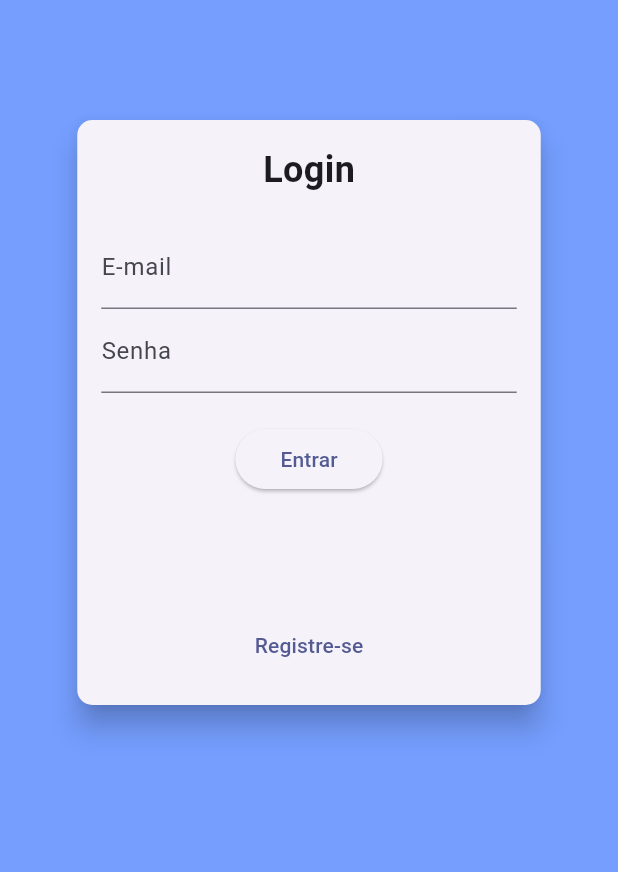
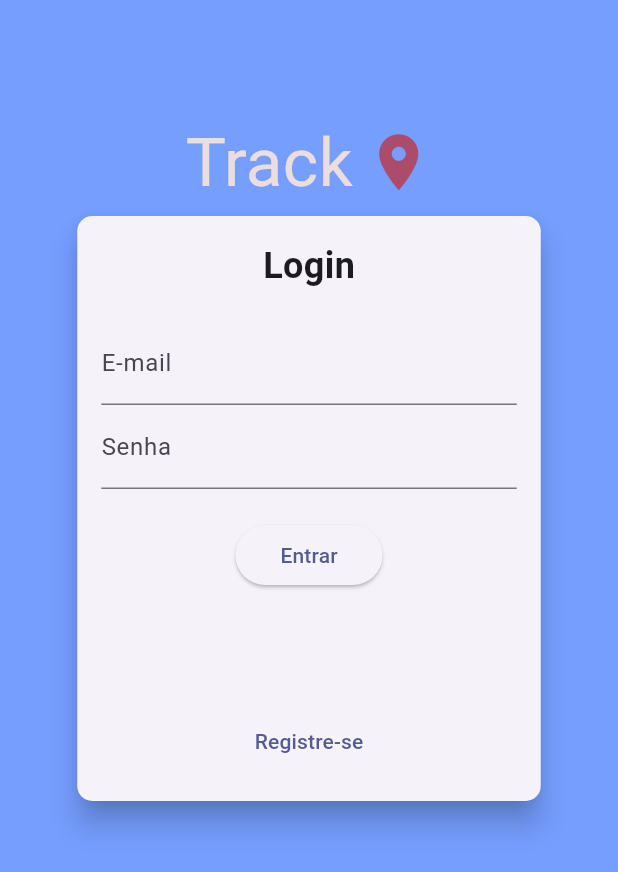
Before and after one commit to maitecr/track-person, a Flutter app: the screen it shows after launch, on a phone screen of 412 x 824 dp. Shown: the top 872 px of the screen. Run offline on Flutter 3.47's test engine with Material 3 defaults, Android fonts, the phone set to English and light mode, and no system bars; our stand-ins replace firebase_auth, firebase_core, firebase_database, google_maps_flutter, location; accounts and stored records are empty.

```diff
--- a/lib/screens/auth_screen.dart
+++ b/lib/screens/auth_screen.dart
@@ -10,9 +10,35 @@ class AuthScreen extends StatelessWidget {
       appBar: AppBar(
         backgroundColor: Color.fromRGBO(117, 158, 255, 1),
       ),
-      body: Padding(
+      body: SingleChildScrollView(
+        child: Padding(
           padding: const EdgeInsets.all(20),
-        child: Container(
+          child: Column(
+            children: [
+              Container(
+                width: double.infinity,
+                child: Center(
+                  child: Row(
+                    mainAxisSize: MainAxisSize.min,
+                    children: [
+                      Text(
+                        "Track",
+                        style: TextStyle(
+                          fontSize: 45,
+                          color: Color.fromRGBO(236, 222, 222, 1),
+                        ),
+                      ),
+                      SizedBox(width: 8,),
+                      Icon(
+                        Icons.location_on ,
+                        size: 45,
+                        color: Color.fromRGBO(197, 41, 41, 0.699),
+                      )
+                    ],
+                  ),
+                ),
+              ),
+              Container(
                 width: double.infinity,
                 decoration: BoxDecoration(
                   borderRadius: BorderRadius.circular(20),
@@ -25,6 +51,9 @@ class AuthScreen extends StatelessWidget {
                   ],
                 ),
               ),
+            ],
+          ),
+        ),
       )
     );
   }
--- a/lib/screens/track_pacient_add_local_form_screen.dart
+++ b/lib/screens/track_pacient_add_local_form_screen.dart
@@ -83,7 +83,7 @@ class _TrackPacientAddLocalFormScreenState extends State<TrackPacientAddLocalFor
                             icon: Icon(Icons.add),
                             label: Text('Adicionar'),
                             style: ButtonStyle(
-                              backgroundColor: WidgetStateProperty.all<Color>(Colors.amber),
+                              backgroundColor: WidgetStateProperty.all<Color>(Color.fromRGBO(117, 158, 255, 1)),
                               elevation: WidgetStateProperty.all<double>(0),
                               padding: WidgetStateProperty.all<EdgeInsets>(EdgeInsets.zero),
                               shape: WidgetStateProperty.all<RoundedRectangleBorder>(
--- a/lib/screens/track_pacient_form_screen.dart
+++ b/lib/screens/track_pacient_form_screen.dart
@@ -80,7 +80,7 @@ class _TrackPacientFormScreenState extends State<TrackPacientFormScreen> {
             icon: Icon(Icons.add),
             label: Text('Adicionar'),
             style: ButtonStyle(
-              backgroundColor: WidgetStateProperty.all<Color>(Colors.amber),
+              backgroundColor: WidgetStateProperty.all<Color>(const Color.fromRGBO(117, 158, 255, 1)),
               elevation: WidgetStateProperty.all<double>(0),
               padding: WidgetStateProperty.all<EdgeInsets>(EdgeInsets.zero),
               shape: WidgetStateProperty.all<RoundedRectangleBorder>(
```
Also changed, not shown: pubspec.yaml (+6 -2 lines), assets/icon/icon.png (added), pubspec.lock, 7 other files. Lines whose indentation alone changed are shown as unchanged.
